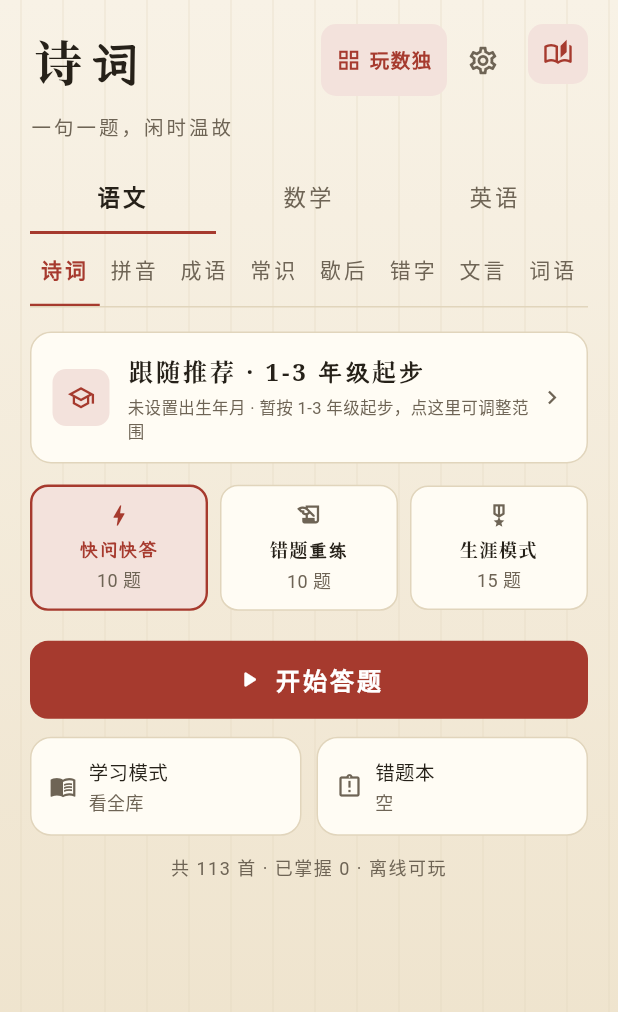
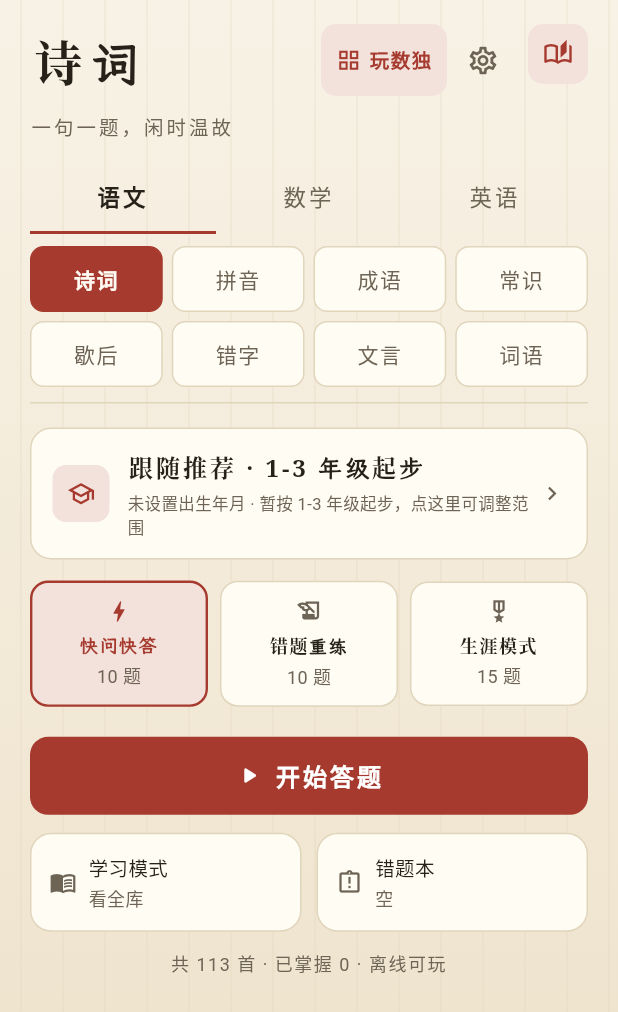
Before and after one commit to lliyuu520/poem_quiz, a Flutter app: the screen it shows after launch, on a phone screen of 412 x 824 dp. Shown: the top 1012 px of the screen. Run offline on Flutter 3.47's test engine with Material 3 defaults, Android fonts, the phone set to English and light mode, and no system bars; our stand-ins replace audioplayers, shared_preferences; project files that could hold a hidden picture were left out.

Commit message:
feat: 语文子科目导航改为块状方格
8 个子科目挤在一行每格只剩约 40dp，文字难读。二级改成 Wrap 块状：
窄屏四列均分、44dp 高，8 个正好两行；宽屏给足 48dp 触控。
选中朱红底白字，未选中宣纸卡片底 + 细描边。

首页整页不滚动是硬约束，窄屏压到 44dp 是为此让步；_NavTab 的
subtle 参数随单层化一并移除。

```diff
--- a/lib/pages/home_page.dart
+++ b/lib/pages/home_page.dart
@@ -487,10 +487,13 @@ enum GameMode {
   String subtitleFor(Topic topic) => subtitle.replaceAll('{name}', topic.name);
 }
 
-/// 科目页签：一级只摆三个学科组（语文/数学/英语）。数独偏游戏，不在这里——
-/// 它的「玩数独」入口在标题区独立按钮上。切科由根壳换存档。
+/// 科目导航：一级是三个学科组（语文/数学/英语），二级是该组内的子科目。
 ///
-/// 底部一条细线 + 当前项的短横，统一用朱红标出选中态（不按科目换色）。
+/// 数独偏游戏，不在这里——它的「玩数独」入口在标题区独立按钮上。切科由根壳
+/// 换存档。
+///
+/// 一级用底部细线 + 朱红短横。二级科目多（语文 8 个），挤一行每个只剩约 40dp
+/// 读不清，改用**块状方格**：`Wrap` 自动换行，每块带描边、选中填朱红。
 class _TopicTabs extends StatelessWidget {
   const _TopicTabs({
     required this.currentTopic,
@@ -506,7 +509,7 @@ class _TopicTabs extends StatelessWidget {
 
   @override
   Widget build(BuildContext context) {
-    // 当前组的子科目，只有多科目组才渲染二级行。数独不挂组，不会走到这里。
+    // 当前组的子科目，只有多科目组才渲染二级块。数独不挂组，不会走到这里。
     final groupTopics = topics.where((t) => t.group == currentTopic.group).toList();
     final showSubTabs = groupTopics.length > 1;
 
@@ -531,19 +534,33 @@ class _TopicTabs extends StatelessWidget {
             ],
           ),
           if (showSubTabs)
-            Row(
-              children: <Widget>[
-                for (final topic in groupTopics) ...<Widget>[
-                  Expanded(
-                    child: _NavTab(
-                      label: topic.displayTabLabel,
-                      selected: topic.id == currentTopic.id,
-                      onTap: () => onSelectTopic(topic),
-                      subtle: true,
-                    ),
-                  ),
-                ],
-              ],
+            Padding(
+              padding: const EdgeInsets.only(top: 8, bottom: 10),
+              child: LayoutBuilder(
+                builder: (context, constraints) {
+                  // 窄屏要守住「首页整页不滚动」：块压到 44dp 高、四列均分，
+                  // 语文 8 个正好两行。宽屏给足 48dp 触控与呼吸间距。
+                  final narrow = constraints.maxWidth < 600;
+                  return Wrap(
+                    spacing: narrow ? 6 : 8,
+                    runSpacing: narrow ? 6 : 8,
+                    children: <Widget>[
+                      for (final topic in groupTopics)
+                        SizedBox(
+                          width: narrow
+                              ? (constraints.maxWidth - 6 * 3) / 4
+                              : null,
+                          child: _TopicChip(
+                            label: topic.displayTabLabel,
+                            selected: topic.id == currentTopic.id,
+                            onTap: () => onSelectTopic(topic),
+                            compact: narrow,
+                          ),
+                        ),
+                    ],
+                  );
+                },
+              ),
             ),
         ],
       ),
@@ -551,19 +568,79 @@ class _TopicTabs extends StatelessWidget {
   }
 }
 
-/// 一行 tab 里的单项：一级与二级共用，只有字号/选中强弱的区别。
+/// 二级子科目的块状方格。选中时朱红底 + 白字，未选中是宣纸卡片底 + 细描边。
+///
+/// [compact]（窄屏）压到 44dp 高、字号 14、内边距收紧，为的是让语文 8 个
+/// 子科目两行排完——首页整页不滚动是硬约束。宽屏回到 48dp 触控目标。
+class _TopicChip extends StatelessWidget {
+  const _TopicChip({
+    required this.label,
+    required this.selected,
+    required this.onTap,
+    this.compact = false,
+  });
+
+  final String label;
+  final bool selected;
+  final VoidCallback onTap;
+  final bool compact;
+
+  @override
+  Widget build(BuildContext context) {
+    return Semantics(
+      selected: selected,
+      button: true,
+      child: Material(
+        color: Colors.transparent,
+        child: InkWell(
+          onTap: onTap,
+          borderRadius: BorderRadius.circular(9),
+          child: AnimatedContainer(
+            duration: const Duration(milliseconds: 140),
+            constraints: BoxConstraints(minHeight: compact ? 44 : 48),
+            alignment: Alignment.center,
+            padding: EdgeInsets.symmetric(
+              horizontal: compact ? 4 : 16,
+              vertical: compact ? 6 : 8,
+            ),
+            decoration: BoxDecoration(
+              color: selected ? AppColors.seal : AppColors.card,
+              borderRadius: BorderRadius.circular(9),
+              border: Border.all(
+                color: selected ? AppColors.seal : AppColors.line,
+                width: 1,
+              ),
+            ),
+            child: Text(
+              label,
+              textAlign: TextAlign.center,
+              maxLines: 1,
+              overflow: TextOverflow.ellipsis,
+              style: TextStyle(
+                fontSize: compact ? 14 : 15,
+                fontWeight: selected ? FontWeight.w600 : FontWeight.w400,
+                color: selected ? AppColors.card : AppColors.inkSoft,
+                letterSpacing: compact ? 1 : 2,
+              ),
+            ),
+          ),
+        ),
+      ),
+    );
+  }
+}
+
+/// 一级学科组的 tab 单项：底部细线 + 当前组朱红短横。
 class _NavTab extends StatelessWidget {
   const _NavTab({
     required this.label,
     required this.selected,
     required this.onTap,
-    this.subtle = false,
   });
 
   final String label;
   final bool selected;
   final VoidCallback onTap;
-  final bool subtle;
 
   @override
   Widget build(BuildContext context) {
@@ -583,7 +660,7 @@ class _NavTab extends StatelessWidget {
               border: Border(
                 bottom: BorderSide(
                   color: selected ? AppColors.seal : Colors.transparent,
-                  width: subtle ? 1.5 : 2,
+                  width: 2,
                 ),
               ),
             ),
@@ -592,11 +669,9 @@ class _NavTab extends StatelessWidget {
               textAlign: TextAlign.center,
               overflow: TextOverflow.ellipsis,
               style: TextStyle(
-                fontSize: subtle ? 14 : 15,
+                fontSize: 15,
                 fontWeight: selected ? FontWeight.w600 : FontWeight.w400,
-                color: selected
-                    ? (subtle ? AppColors.seal : AppColors.ink)
-                    : AppColors.inkSoft,
+                color: selected ? AppColors.ink : AppColors.inkSoft,
                 letterSpacing: 2,
               ),
             ),
```
